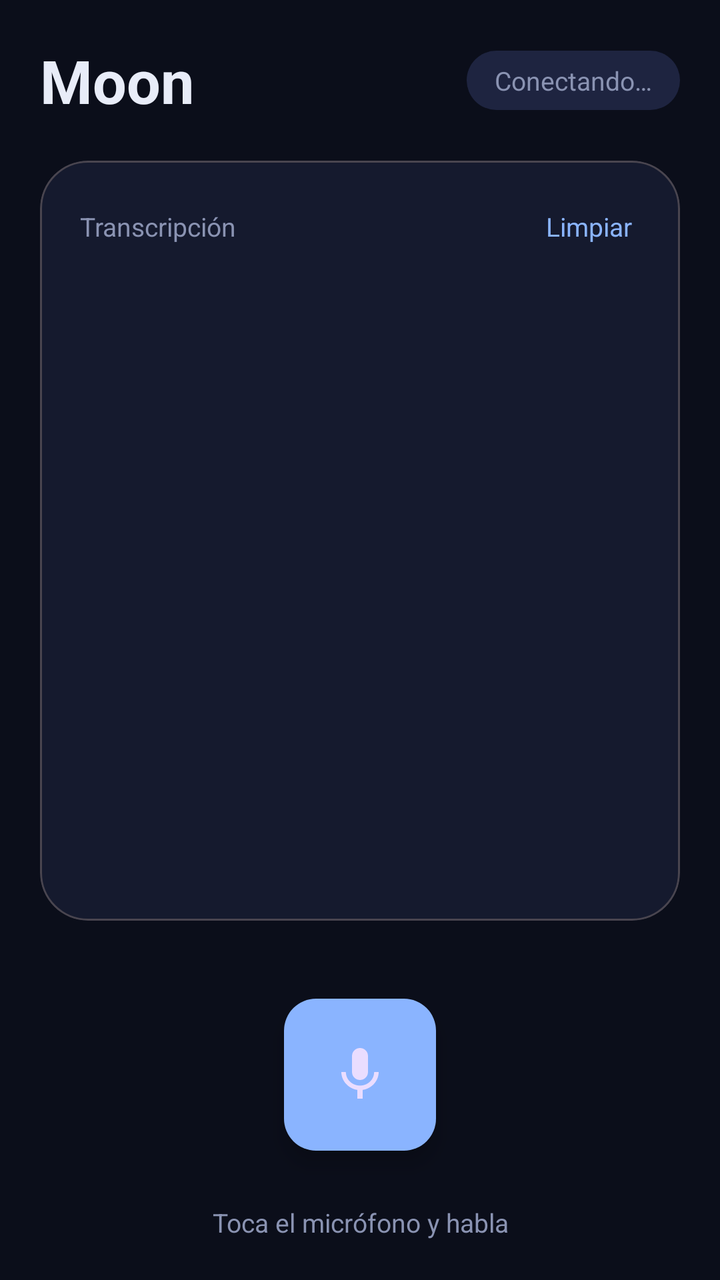
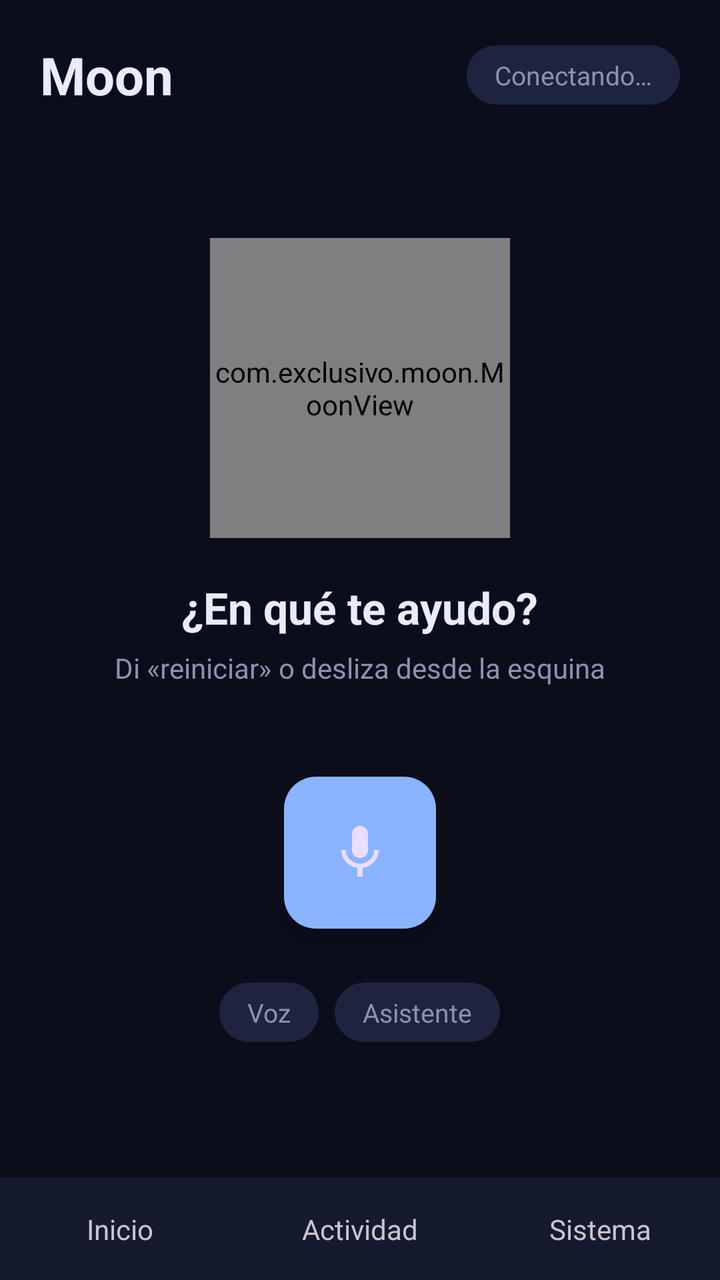

Two renders of the same Android screen: before a commit and after it. Below are the layout's source before the change and the commit's diff.
<!-- AndroidManifest.xml: application theme Theme.Moon -->
<!-- res/layout/activity_main.xml -->
<?xml version="1.0" encoding="utf-8"?>
<LinearLayout xmlns:android="http://schemas.android.com/apk/res/android"
    xmlns:app="http://schemas.android.com/apk/res-auto"
    android:layout_width="match_parent"
    android:layout_height="match_parent"
    android:background="@color/moon_bg"
    android:fitsSystemWindows="true"
    android:orientation="vertical"
    android:padding="20dp">

    <LinearLayout
        android:layout_width="match_parent"
        android:layout_height="wrap_content"
        android:gravity="center_vertical"
        android:orientation="horizontal">

        <TextView
            android:layout_width="0dp"
            android:layout_height="wrap_content"
            android:layout_weight="1"
            android:text="Moon"
            android:textColor="@color/moon_text"
            android:textSize="30sp"
            android:textStyle="bold" />

        <TextView
            android:id="@+id/tvEstado"
            android:layout_width="wrap_content"
            android:layout_height="wrap_content"
            android:background="@drawable/chip_bg"
            android:paddingHorizontal="14dp"
            android:paddingVertical="6dp"
            android:text="Conectando…"
            android:textColor="@color/moon_muted"
            android:textSize="13sp" />
    </LinearLayout>

    <com.google.android.material.card.MaterialCardView
        android:layout_width="match_parent"
        android:layout_height="0dp"
        android:layout_marginTop="20dp"
        android:layout_marginBottom="12dp"
        android:layout_weight="1"
        app:cardBackgroundColor="@color/moon_card"
        app:cardCornerRadius="24dp"
        app:cardElevation="0dp">

        <LinearLayout
            android:layout_width="match_parent"
            android:layout_height="match_parent"
            android:orientation="vertical"
            android:padding="20dp">

            <LinearLayout
                android:layout_width="match_parent"
                android:layout_height="wrap_content"
                android:orientation="horizontal">

                <TextView
                    android:layout_width="0dp"
                    android:layout_height="wrap_content"
                    android:layout_weight="1"
                    android:text="Transcripción"
                    android:textColor="@color/moon_muted"
                    android:textSize="13sp" />

                <TextView
                    android:id="@+id/btnLimpiar"
                    android:layout_width="wrap_content"
                    android:layout_height="wrap_content"
                    android:padding="4dp"
                    android:text="Limpiar"
                    android:textColor="@color/moon_accent"
                    android:textSize="13sp" />
            </LinearLayout>

            <ScrollView
                android:id="@+id/scroll"
                android:layout_width="match_parent"
                android:layout_height="0dp"
                android:layout_marginTop="12dp"
                android:layout_weight="1">

                <TextView
                    android:id="@+id/tvHist"
                    android:layout_width="match_parent"
                    android:layout_height="wrap_content"
                    android:lineSpacingExtra="4dp"
                    android:textColor="@color/moon_text"
                    android:textSize="18sp" />
            </ScrollView>

            <TextView
                android:id="@+id/tvParcial"
                android:layout_width="match_parent"
                android:layout_height="wrap_content"
                android:layout_marginTop="8dp"
                android:minLines="2"
                android:textColor="@color/moon_accent"
                android:textSize="18sp"
                android:textStyle="italic" />
        </LinearLayout>
    </com.google.android.material.card.MaterialCardView>

    <FrameLayout
        android:layout_width="match_parent"
        android:layout_height="130dp">

        <View
            android:id="@+id/pulso"
            android:layout_width="84dp"
            android:layout_height="84dp"
            android:layout_gravity="center"
            android:alpha="0"
            android:background="@drawable/pulse_bg" />

        <com.google.android.material.floatingactionbutton.FloatingActionButton
            android:id="@+id/fab"
            android:layout_width="wrap_content"
            android:layout_height="wrap_content"
            android:layout_gravity="center"
            android:src="@drawable/ic_mic"
            app:backgroundTint="@color/moon_accent"
            app:fabCustomSize="76dp"
            app:maxImageSize="32dp" />
    </FrameLayout>

    <TextView
        android:layout_width="match_parent"
        android:layout_height="wrap_content"
        android:gravity="center"
        android:text="Toca el micrófono y habla"
        android:textColor="@color/moon_muted"
        android:textSize="13sp" />
</LinearLayout>
<!-- resources referenced by this layout -->
<resources>
  <color name="moon_accent">#8AB4FF</color>
  <color name="moon_bg">#0B0E1A</color>
  <color name="moon_card">#151A2E</color>
  <color name="moon_muted">#8A93B2</color>
  <color name="moon_text">#E8ECF8</color>
  <!-- drawable chip_bg (drawable) -->
  <?xml version="1.0" encoding="utf-8"?>
  <shape xmlns:android="http://schemas.android.com/apk/res/android" android:shape="rectangle">
      <solid android:color="@color/moon_chip" />
      <corners android:radius="20dp" />
  </shape>
  <!-- drawable ic_mic (drawable) -->
  <vector xmlns:android="http://schemas.android.com/apk/res/android"
      android:width="24dp" android:height="24dp" android:viewportWidth="24" android:viewportHeight="24">
      <path android:fillColor="#0B0E1A"
          android:pathData="M12,14c1.66,0 3,-1.34 3,-3V5c0,-1.66 -1.34,-3 -3,-3S9,3.34 9,5v6c0,1.66 1.34,3 3,3z M17.3,11c0,3 -2.54,5.1 -5.3,5.1S6.7,14 6.7,11H5c0,3.41 2.72,6.23 6,6.72V21h2v-3.28c3.28,-0.48 6,-3.3 6,-6.72h-1.7z" />
  </vector>
  <!-- drawable pulse_bg (drawable) -->
  <?xml version="1.0" encoding="utf-8"?>
  <shape xmlns:android="http://schemas.android.com/apk/res/android" android:shape="oval">
      <solid android:color="@color/moon_accent" />
  </shape>
  <style name="Theme.Moon" parent="Theme.Material3.Dark.NoActionBar">
          <item name="colorPrimary">@color/moon_accent</item>
          <item name="android:windowBackground">@color/moon_bg</item>
          <item name="android:statusBarColor">@color/moon_bg</item>
          <item name="android:navigationBarColor">@color/moon_bg</item>
      </style>
  <color name="moon_chip">#1E2440</color>
</resources>

<!-- the commit's change to res/layout/activity_main.xml (unified diff, before → after) -->
@@ -1,135 +1,65 @@
 <?xml version="1.0" encoding="utf-8"?>
 <LinearLayout xmlns:android="http://schemas.android.com/apk/res/android"
     xmlns:app="http://schemas.android.com/apk/res-auto"
-    android:layout_width="match_parent"
-    android:layout_height="match_parent"
-    android:background="@color/moon_bg"
-    android:fitsSystemWindows="true"
-    android:orientation="vertical"
-    android:padding="20dp">
+    android:layout_width="match_parent" android:layout_height="match_parent"
+    android:background="@color/moon_bg" android:fitsSystemWindows="true" android:orientation="vertical">
 
-    <LinearLayout
-        android:layout_width="match_parent"
-        android:layout_height="wrap_content"
-        android:gravity="center_vertical"
-        android:orientation="horizontal">
-
-        <TextView
-            android:layout_width="0dp"
-            android:layout_height="wrap_content"
-            android:layout_weight="1"
-            android:text="Moon"
-            android:textColor="@color/moon_text"
-            android:textSize="30sp"
-            android:textStyle="bold" />
-
-        <TextView
-            android:id="@+id/tvEstado"
-            android:layout_width="wrap_content"
-            android:layout_height="wrap_content"
-            android:background="@drawable/chip_bg"
-            android:paddingHorizontal="14dp"
-            android:paddingVertical="6dp"
-            android:text="Conectando…"
-            android:textColor="@color/moon_muted"
-            android:textSize="13sp" />
+    <LinearLayout android:layout_width="match_parent" android:layout_height="wrap_content" android:gravity="center_vertical" android:padding="20dp">
+        <TextView android:layout_width="0dp" android:layout_height="wrap_content" android:layout_weight="1" android:text="Moon" android:textColor="@color/moon_text" android:textSize="26sp" android:textStyle="bold" />
+        <TextView android:id="@+id/tvEstado" android:layout_width="wrap_content" android:layout_height="wrap_content" android:background="@drawable/chip_bg" android:paddingHorizontal="14dp" android:paddingVertical="6dp" android:text="Conectando…" android:textColor="@color/moon_muted" android:textSize="13sp" />
     </LinearLayout>
 
-    <com.google.android.material.card.MaterialCardView
-        android:layout_width="match_parent"
-        android:layout_height="0dp"
-        android:layout_marginTop="20dp"
-        android:layout_marginBottom="12dp"
-        android:layout_weight="1"
-        app:cardBackgroundColor="@color/moon_card"
-        app:cardCornerRadius="24dp"
-        app:cardElevation="0dp">
+    <FrameLayout android:layout_width="match_parent" android:layout_height="0dp" android:layout_weight="1">
+        <LinearLayout android:id="@+id/vInicio" android:layout_width="match_parent" android:layout_height="match_parent" android:gravity="center_horizontal" android:orientation="vertical" android:padding="20dp">
+            <com.exclusivo.moon.MoonView android:layout_width="150dp" android:layout_height="150dp" android:layout_marginTop="24dp" />
+            <TextView android:layout_width="wrap_content" android:layout_height="wrap_content" android:layout_marginTop="20dp" android:text="¿En qué te ayudo?" android:textColor="@color/moon_text" android:textSize="22sp" android:textStyle="bold" />
+            <TextView android:layout_width="wrap_content" android:layout_height="wrap_content" android:layout_marginTop="6dp" android:text="Di «reiniciar» o desliza desde la esquina" android:textColor="@color/moon_muted" android:textSize="14sp" />
+            <FrameLayout android:layout_width="match_parent" android:layout_height="130dp" android:layout_marginTop="18dp">
+                <View android:id="@+id/pulso" android:layout_width="84dp" android:layout_height="84dp" android:layout_gravity="center" android:alpha="0" android:background="@drawable/pulse_bg" />
+                <com.google.android.material.floatingactionbutton.FloatingActionButton android:id="@+id/fab" android:layout_width="wrap_content" android:layout_height="wrap_content" android:layout_gravity="center" android:src="@drawable/ic_mic" app:backgroundTint="@color/moon_accent" app:fabCustomSize="76dp" app:maxImageSize="32dp" />
+            </FrameLayout>
+            <LinearLayout android:layout_width="wrap_content" android:layout_height="wrap_content" android:orientation="horizontal">
+                <TextView android:id="@+id/chipVoz" android:layout_width="wrap_content" android:layout_height="wrap_content" android:background="@drawable/chip_bg" android:paddingHorizontal="14dp" android:paddingVertical="6dp" android:text="Voz" android:textColor="@color/moon_muted" android:textSize="13sp" />
+                <TextView android:id="@+id/chipAsis" android:layout_width="wrap_content" android:layout_height="wrap_content" android:layout_marginStart="8dp" android:background="@drawable/chip_bg" android:paddingHorizontal="14dp" android:paddingVertical="6dp" android:text="Asistente" android:textColor="@color/moon_muted" android:textSize="13sp" />
+            </LinearLayout>
+        </LinearLayout>
 
-        <LinearLayout
-            android:layout_width="match_parent"
-            android:layout_height="match_parent"
-            android:orientation="vertical"
-            android:padding="20dp">
+        <LinearLayout android:id="@+id/vActividad" android:layout_width="match_parent" android:layout_height="match_parent" android:orientation="vertical" android:padding="20dp" android:visibility="gone">
+            <LinearLayout android:layout_width="match_parent" android:layout_height="wrap_content">
+                <TextView android:layout_width="0dp" android:layout_height="wrap_content" android:layout_weight="1" android:text="Transcripciones de esta sesión" android:textColor="@color/moon_muted" android:textSize="13sp" />
+                <TextView android:id="@+id/btnLimpiar" android:layout_width="wrap_content" android:layout_height="wrap_content" android:padding="4dp" android:text="Limpiar" android:textColor="@color/moon_accent" android:textSize="13sp" />
+            </LinearLayout>
+            <ScrollView android:id="@+id/scroll" android:layout_width="match_parent" android:layout_height="0dp" android:layout_marginTop="12dp" android:layout_weight="1">
+                <TextView android:id="@+id/tvHist" android:layout_width="match_parent" android:layout_height="wrap_content" android:lineSpacingExtra="4dp" android:textColor="@color/moon_text" android:textSize="17sp" />
+            </ScrollView>
+        </LinearLayout>
 
-            <LinearLayout
-                android:layout_width="match_parent"
-                android:layout_height="wrap_content"
-                android:orientation="horizontal">
-
-                <TextView
-                    android:layout_width="0dp"
-                    android:layout_height="wrap_content"
-                    android:layout_weight="1"
-                    android:text="Transcripción"
-                    android:textColor="@color/moon_muted"
-                    android:textSize="13sp" />
-
-                <TextView
-                    android:id="@+id/btnLimpiar"
-                    android:layout_width="wrap_content"
-                    android:layout_height="wrap_content"
-                    android:padding="4dp"
-                    android:text="Limpiar"
-                    android:textColor="@color/moon_accent"
-                    android:textSize="13sp" />
+        <ScrollView android:id="@+id/vSistema" android:layout_width="match_parent" android:layout_height="match_parent" android:visibility="gone">
+            <LinearLayout android:layout_width="match_parent" android:layout_height="wrap_content" android:orientation="vertical" android:padding="20dp">
+                <LinearLayout android:layout_width="match_parent" android:layout_height="wrap_content" android:background="@drawable/card_bg" android:orientation="vertical" android:padding="16dp">
+                    <LinearLayout android:layout_width="match_parent" android:layout_height="wrap_content" android:gravity="center_vertical">
+                        <TextView android:layout_width="0dp" android:layout_height="wrap_content" android:layout_weight="1" android:text="Asistente predeterminado" android:textColor="@color/moon_text" android:textSize="15sp" />
+                        <TextView android:id="@+id/stAsis" android:layout_width="wrap_content" android:layout_height="wrap_content" android:background="@drawable/chip_bg" android:paddingHorizontal="12dp" android:paddingVertical="5dp" android:textColor="@color/moon_muted" android:textSize="12sp" />
+                    </LinearLayout>
+                    <TextView android:id="@+id/btnAsis" android:layout_width="wrap_content" android:layout_height="wrap_content" android:paddingVertical="10dp" android:text="Abrir ajustes del asistente" android:textColor="@color/moon_accent" android:textSize="14sp" />
+                    <LinearLayout android:layout_width="match_parent" android:layout_height="wrap_content" android:layout_marginTop="6dp" android:gravity="center_vertical">
+                        <TextView android:layout_width="0dp" android:layout_height="wrap_content" android:layout_weight="1" android:text="Servidor de voz" android:textColor="@color/moon_text" android:textSize="15sp" />
+                        <TextView android:id="@+id/stVoz" android:layout_width="wrap_content" android:layout_height="wrap_content" android:background="@drawable/chip_bg" android:paddingHorizontal="12dp" android:paddingVertical="5dp" android:textColor="@color/moon_muted" android:textSize="12sp" />
+                    </LinearLayout>
+                    <EditText android:id="@+id/etToken" android:layout_width="match_parent" android:layout_height="wrap_content" android:layout_marginTop="12dp" android:hint="Token que imprime voz_servidor.py" android:inputType="textNoSuggestions" android:singleLine="true" android:textColor="@color/moon_text" android:textColorHint="@color/moon_muted" android:textSize="14sp" />
+                    <TextView android:id="@+id/btnToken" android:layout_width="wrap_content" android:layout_height="wrap_content" android:paddingVertical="10dp" android:text="Guardar token" android:textColor="@color/moon_accent" android:textSize="14sp" />
+                </LinearLayout>
+                <LinearLayout android:layout_width="match_parent" android:layout_height="wrap_content" android:layout_marginTop="14dp" android:background="@drawable/card_bg" android:orientation="vertical" android:padding="16dp">
+                    <TextView android:id="@+id/tvVersion" android:layout_width="wrap_content" android:layout_height="wrap_content" android:textColor="@color/moon_text" android:textSize="15sp" android:textStyle="bold" />
+                    <TextView android:id="@+id/btnUpd" android:layout_width="wrap_content" android:layout_height="wrap_content" android:paddingTop="8dp" android:text="Buscar actualización" android:textColor="@color/moon_accent" android:textSize="14sp" />
+                </LinearLayout>
             </LinearLayout>
-
-            <ScrollView
-                android:id="@+id/scroll"
-                android:layout_width="match_parent"
-                android:layout_height="0dp"
-                android:layout_marginTop="12dp"
-                android:layout_weight="1">
-
-                <TextView
-                    android:id="@+id/tvHist"
-                    android:layout_width="match_parent"
-                    android:layout_height="wrap_content"
-                    android:lineSpacingExtra="4dp"
-                    android:textColor="@color/moon_text"
-                    android:textSize="18sp" />
-            </ScrollView>
-
-            <TextView
-                android:id="@+id/tvParcial"
-                android:layout_width="match_parent"
-                android:layout_height="wrap_content"
-                android:layout_marginTop="8dp"
-                android:minLines="2"
-                android:textColor="@color/moon_accent"
-                android:textSize="18sp"
-                android:textStyle="italic" />
-        </LinearLayout>
-    </com.google.android.material.card.MaterialCardView>
-
-    <FrameLayout
-        android:layout_width="match_parent"
-        android:layout_height="130dp">
-
-        <View
-            android:id="@+id/pulso"
-            android:layout_width="84dp"
-            android:layout_height="84dp"
-            android:layout_gravity="center"
-            android:alpha="0"
-            android:background="@drawable/pulse_bg" />
-
-        <com.google.android.material.floatingactionbutton.FloatingActionButton
-            android:id="@+id/fab"
-            android:layout_width="wrap_content"
-            android:layout_height="wrap_content"
-            android:layout_gravity="center"
-            android:src="@drawable/ic_mic"
-            app:backgroundTint="@color/moon_accent"
-            app:fabCustomSize="76dp"
-            app:maxImageSize="32dp" />
+        </ScrollView>
     </FrameLayout>
 
-    <TextView
-        android:layout_width="match_parent"
-        android:layout_height="wrap_content"
-        android:gravity="center"
-        android:text="Toca el micrófono y habla"
-        android:textColor="@color/moon_muted"
-        android:textSize="13sp" />
+    <LinearLayout android:layout_width="match_parent" android:layout_height="wrap_content" android:background="@color/moon_card">
+        <TextView android:id="@+id/tab0" android:layout_width="0dp" android:layout_height="wrap_content" android:layout_weight="1" android:gravity="center" android:paddingVertical="16dp" android:text="Inicio" android:textSize="14sp" />
+        <TextView android:id="@+id/tab1" android:layout_width="0dp" android:layout_height="wrap_content" android:layout_weight="1" android:gravity="center" android:paddingVertical="16dp" android:text="Actividad" android:textSize="14sp" />
+        <TextView android:id="@+id/tab2" android:layout_width="0dp" android:layout_height="wrap_content" android:layout_weight="1" android:gravity="center" android:paddingVertical="16dp" android:text="Sistema" android:textSize="14sp" />
+    </LinearLayout>
 </LinearLayout>
<!-- resource entries referenced after the edit -->
@@ -5,6 +5,11 @@
   <color name="moon_card">#151A2E</color>
   <color name="moon_muted">#8A93B2</color>
   <color name="moon_text">#E8ECF8</color>
+  <!-- drawable card_bg (drawable) -->
+  <?xml version="1.0" encoding="utf-8"?>
+  <shape xmlns:android="http://schemas.android.com/apk/res/android">
+      <solid android:color="#151A2E" /><corners android:radius="18dp" />
+  </shape>
   <!-- drawable chip_bg (drawable) -->
   <?xml version="1.0" encoding="utf-8"?>
   <shape xmlns:android="http://schemas.android.com/apk/res/android" android:shape="rectangle">
